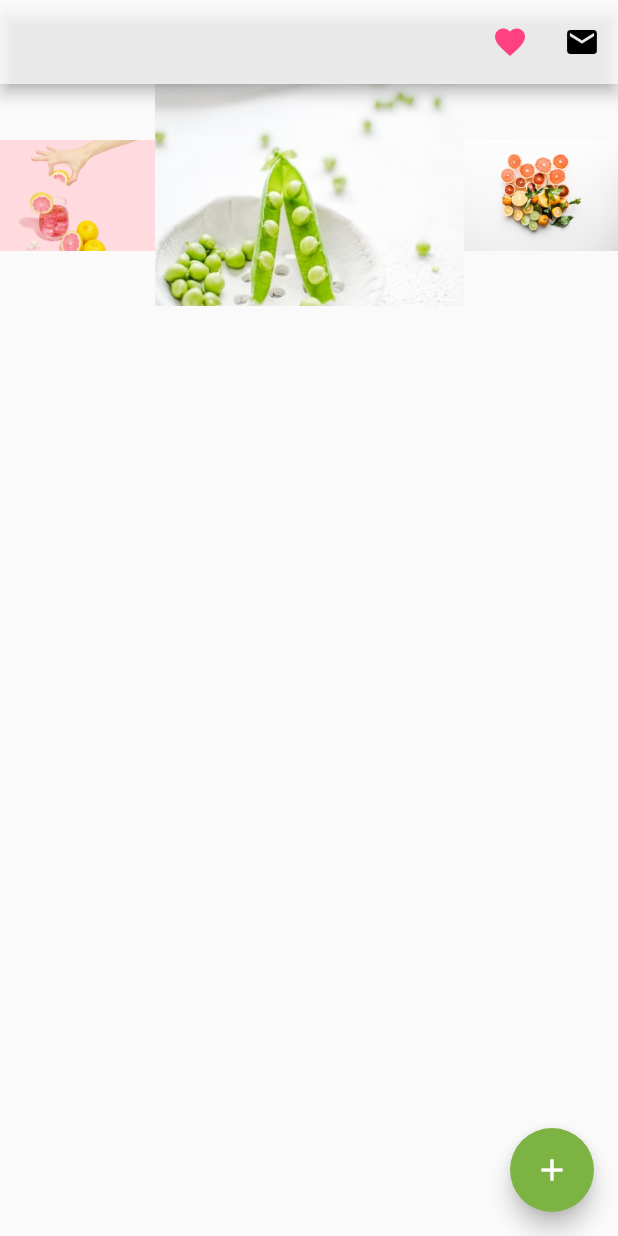
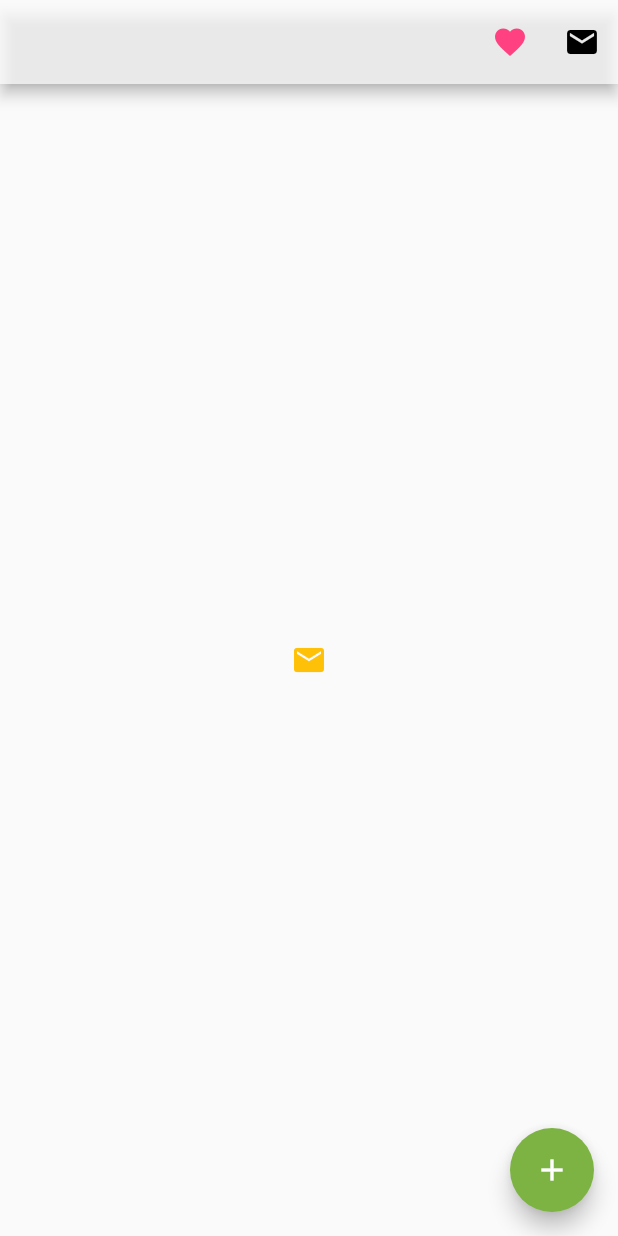
Before and after one commit to Mahendra022/Learn-to-Flutter, a Flutter app: the screen it shows after launch, after a tap on the "mail" icon, on a phone screen of 412 x 824 dp. Run offline on Flutter 3.47's test engine with Material 2 defaults, Android fonts, the phone set to English and light mode, and no system bars.

Commit message:
Learn 4_ Learn Icon

```diff
--- a/lib/main.dart
+++ b/lib/main.dart
@@ -26,23 +26,19 @@ class Home extends StatelessWidget {
           ),
         ],
       ),
-      body: Row(
-        crossAxisAlignment: CrossAxisAlignment.center,
-        children: [
-          Expanded(
-            child: Image.asset('assets/blog-1.jpg'),
-          ),
-          Expanded(
-            flex: 2,
-            child: Image.asset('assets/blog-2.jpg'),
-          ),
-          Expanded(
-            child: Image.asset('assets/blog-3.jpg'),
-          ),
-        ],
+      body: Center(
+        child: IconButton(
+          icon: Icon((Icons.mail)),
+          color: Colors.amber,
+          onPressed: () {
+            print('you click me');
+          },
+        ),
       ),
       floatingActionButton: FloatingActionButton(
-        onPressed: () {},
+        onPressed: () {
+          print('add member?');
+        },
         child: Icon((Icons.add)),
         backgroundColor: Colors.lightGreen[600],
       ),
```
